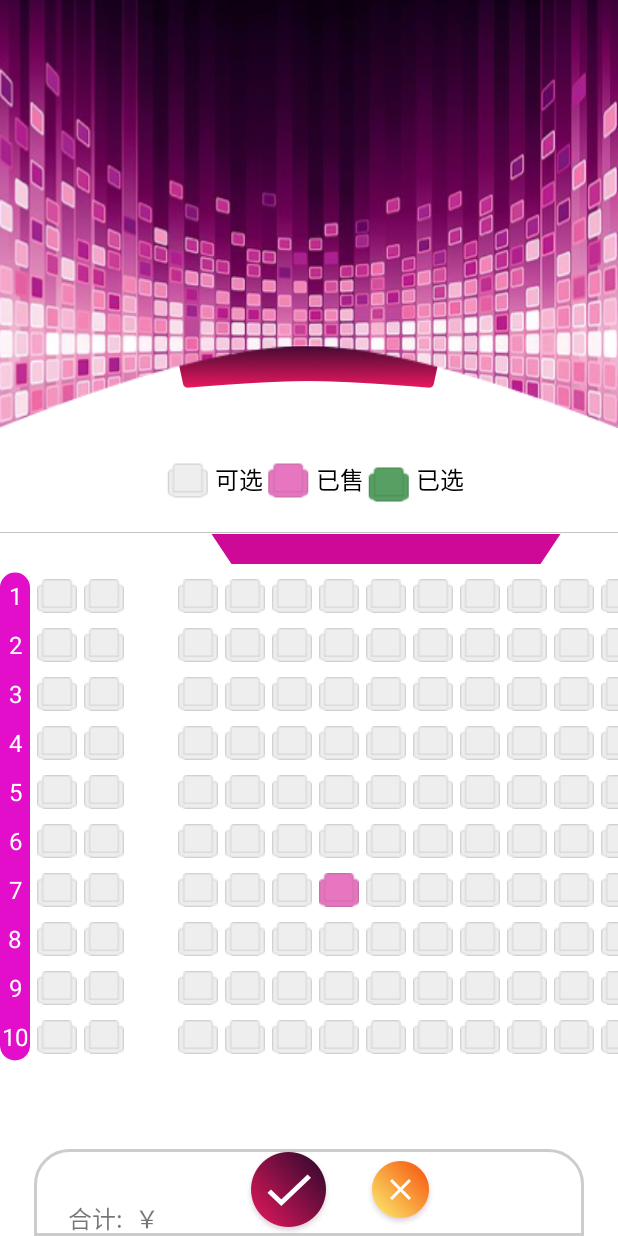
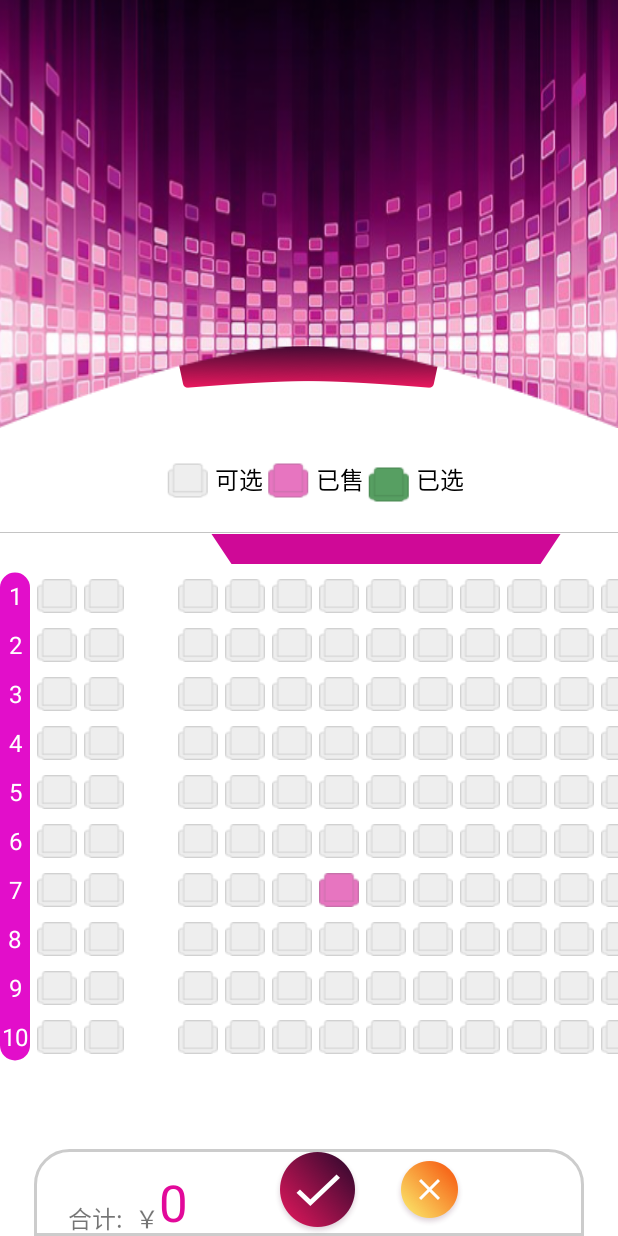
Before and after one commit to qinguangshuai/FiveGroup, an Android app: the SeatSelectionActivity screen opened directly, with no data from a screen before it, on a phone screen of 412 x 824 dp. Run offline under Robolectric (Android 15) with nearby library versions, the phone set to English and light mode, and no system bars; our stand-ins replace ButterKnife, EventBus; 1 statement that could not run was skipped.

Commit message:
cinema end

```diff
--- a/app/src/main/java/com/bw/movie/cinema/Particulars/ParticularsAdapder.java
+++ b/app/src/main/java/com/bw/movie/cinema/Particulars/ParticularsAdapder.java
@@ -80,8 +80,8 @@ public class ParticularsAdapder extends RecyclerView.Adapter<RecyclerView.ViewHo
                             @Override
                             public void getSeatSelection(View view, int posiiton) {
                                Intent intent = new Intent(mContext,SeatSelectionActivity.class);
-                               intent.putExtra(Constant.PARTID,findMovieScheduleListBean.getResult().get(i1).getPrice()+"");
-                                intent.putExtra(Constant.PARTNAME,findMovieScheduleListBean.getResult().get(i1).getScreeningHall());
+                               intent.putExtra(Constant.PARTID,findMovieScheduleListBean.getResult().get(i).getPrice()+"");
+                                intent.putExtra(Constant.PARTNAME,findMovieScheduleListBean.getResult().get(i).getScreeningHall());
                                mContext.startActivity(intent);
                             }
                         });
--- a/app/src/main/java/com/bw/movie/cinema/SeatSelectionActivity/activity/SeatSelectionActivity.java
+++ b/app/src/main/java/com/bw/movie/cinema/SeatSelectionActivity/activity/SeatSelectionActivity.java
@@ -2,6 +2,7 @@ package com.bw.movie.cinema.SeatSelectionActivity.activity;
 
 import android.content.Intent;
 import android.os.Bundle;
+import android.util.Log;
 import android.view.View;
 import android.widget.Button;
 import android.widget.CompoundButton;
@@ -10,6 +11,7 @@ import android.widget.LinearLayout;
 import android.widget.PopupWindow;
 import android.widget.RadioButton;
 import android.widget.TextView;
+import android.widget.Toast;
 
 import com.bw.movie.Constant;
 import com.bw.movie.MyApp;
@@ -17,7 +19,13 @@ import com.bw.movie.R;
 import com.bw.movie.base.BaseActivity;
 import com.bw.movie.base.BasePresenter;
 import com.bw.movie.cinema.SeatSelectionActivity.popu.SeatPopuwindow;
+import com.bw.movie.cinema.event.SeatEvent;
 import com.bw.movie.custom.SeatTable;
+import com.bw.movie.util.LogUtil;
+
+import org.greenrobot.eventbus.EventBus;
+import org.greenrobot.eventbus.Subscribe;
+import org.greenrobot.eventbus.ThreadMode;
 
 import butterknife.BindView;
 import butterknife.ButterKnife;
@@ -34,14 +42,49 @@ public class SeatSelectionActivity extends BaseActivity {
     @BindView(R.id.seyno)
     ImageView seyno;
     private String paerprice;
+    private String paername;
+    private double v2;
+    private double v21;
+
 
     @Override
     public void initView() {
         ButterKnife.bind(this);
+
+    /*    if (!EventBus.getDefault().isRegistered(this)) {
+            EventBus.getDefault().register(this);
+        }*/
+        seatTableView.setGetData(new SeatTable.getDatas() {
+            @Override
+            public void getDate(int sizes) {
+                double v = Double.parseDouble(paerprice);
+                v21 = v * sizes;
+                cinemaprice.setText(v21+"");
+            }
+        });
+
     }
+
+   /* @Subscribe(threadMode = ThreadMode.MAIN)
+    public void getSeat(SeatEvent seatEvent) {
+
+      //  Toast.makeText(this, seatEvent.getId()+"", Toast.LENGTH_SHORT).show();
+        v21 = 0;
+        double v = Double.parseDouble(paerprice);
+        v21 = v * seatEvent.getId();
+        cinemaprice.setText(v21 + "");
+
+    }*/
+
+   /* @Override
+    protected void onDestroy() {
+        super.onDestroy();
+        EventBus.getDefault().unregister(this);
+    }*/
 
     @Override
     public void initListener() {
+
         sure.setOnClickListener(new View.OnClickListener() {
             @Override
             public void onClick(View v) {
@@ -49,29 +92,28 @@ public class SeatSelectionActivity extends BaseActivity {
                 final PopupWindow popupWindow = new PopupWindow(view, LinearLayout.LayoutParams.MATCH_PARENT, LinearLayout.LayoutParams.MATCH_PARENT);
                 popupWindow.showAsDropDown(v, -280, -280);
                 RadioButton radioButton = view.findViewById(R.id.weixinfu);
-                radioButton.isChecked();
                 RadioButton radioButton1 = view.findViewById(R.id.zhufubaofu);
                 final Button button = view.findViewById(R.id.fukuan);
-               ImageView imageView= view.findViewById(R.id.returnfanhui);
+                ImageView imageView = view.findViewById(R.id.returnfanhui);
                 radioButton.setOnCheckedChangeListener(new CompoundButton.OnCheckedChangeListener() {
                     @Override
                     public void onCheckedChanged(CompoundButton buttonView, boolean isChecked) {
                         if (isChecked) {
-                            button.setText("微信支付"+paerprice);
+                            button.setText("微信支付" + v21);
                         }
                     }
                 });
                 imageView.setOnClickListener(new View.OnClickListener() {
                     @Override
                     public void onClick(View v) {
-                       popupWindow.dismiss();
+                        popupWindow.dismiss();
                     }
                 });
                 radioButton1.setOnCheckedChangeListener(new CompoundButton.OnCheckedChangeListener() {
                     @Override
                     public void onCheckedChanged(CompoundButton buttonView, boolean isChecked) {
-                        if (isChecked){
-                            button.setText("支付宝支付"+paerprice);
+                        if (isChecked) {
+                            button.setText("支付宝支付" + v21);
                         }
                     }
                 });
@@ -86,20 +128,20 @@ public class SeatSelectionActivity extends BaseActivity {
             }
         });
 
+
+
     }
 
     @Override
     public void initData() {
+        final Intent intent = getIntent();
+        paername = intent.getStringExtra(Constant.PARTNAME);
+        paerprice = intent.getStringExtra(Constant.PARTID);
 
 
-        Intent intent = getIntent();
-        paerprice = intent.getStringExtra(Constant.PARTID);
-        String paername = intent.getStringExtra(Constant.PARTNAME);
-
-        cinemaprice.setText(paerprice);
         seatTableView = (SeatTable) findViewById(R.id.seatView);
         seatTableView.setScreenName(paername);//设置屏幕名称
-        seatTableView.setMaxSelected(3);//设置最多选中
+        seatTableView.setMaxSelected(4);//设置最多选中
 
         seatTableView.setSeatChecker(new SeatTable.SeatChecker() {
 
--- a/app/src/main/java/com/bw/movie/custom/SeatTable.java
+++ b/app/src/main/java/com/bw/movie/custom/SeatTable.java
@@ -25,11 +25,15 @@ import android.util.Log;
 import android.view.GestureDetector;
 import android.view.MotionEvent;
 import android.view.ScaleGestureDetector;
+import android.view.SearchEvent;
 import android.view.View;
 import android.view.animation.DecelerateInterpolator;
 import android.widget.Toast;
 
 import com.bw.movie.R;
+import com.bw.movie.cinema.event.SeatEvent;
+
+import org.greenrobot.eventbus.EventBus;
 
 import java.util.ArrayList;
 import java.util.Collections;
@@ -41,12 +45,13 @@ public class SeatTable extends View {
     private final boolean DBG = false;
 
     Paint paint = new Paint();
-    Paint overviewPaint=new Paint();
+    Paint overviewPaint = new Paint();
     Paint lineNumberPaint;
     float lineNumberTxtHeight;
 
     /**
      * 设置行号 默认显示 1,2,3....数字
+     *
      * @param lineNumbers
      */
     public void setLineNumbers(ArrayList<String> lineNumbers) {
@@ -285,14 +290,14 @@ public class SeatTable extends View {
 
     public SeatTable(Context context, AttributeSet attrs) {
         super(context, attrs);
-        init(context,attrs);
+        init(context, attrs);
     }
 
-    private void init(Context context,AttributeSet attrs){
+    private void init(Context context, AttributeSet attrs) {
         TypedArray typedArray = context.obtainStyledAttributes(attrs, R.styleable.SeatTableView);
         overview_checked = typedArray.getColor(R.styleable.SeatTableView_overview_checked, Color.parseColor("#5A9E64"));
         overview_sold = typedArray.getColor(R.styleable.SeatTableView_overview_sold, Color.RED);
-        txt_color=typedArray.getColor(R.styleable.SeatTableView_txt_color,Color.WHITE);
+        txt_color = typedArray.getColor(R.styleable.SeatTableView_txt_color, Color.WHITE);
         seatCheckedResID = typedArray.getResourceId(R.styleable.SeatTableView_seat_checked, R.mipmap.seat_green);
         seatSoldResID = typedArray.getResourceId(R.styleable.SeatTableView_overview_sold, R.mipmap.seat_sold);
         seatAvailableResID = typedArray.getResourceId(R.styleable.SeatTableView_seat_available, R.mipmap.seat_gray);
@@ -301,7 +306,7 @@ public class SeatTable extends View {
 
     public SeatTable(Context context, AttributeSet attrs, int defStyleAttr) {
         super(context, attrs, defStyleAttr);
-        init(context,attrs);
+        init(context, attrs);
     }
 
 
@@ -325,14 +330,14 @@ public class SeatTable extends View {
         xScale1 = scaleX;
         yScale1 = scaleY;
 
-        seatHeight= (int) (seatBitmap.getHeight()*yScale1);
-        seatWidth= (int) (seatBitmap.getWidth()*xScale1);
+        seatHeight = (int) (seatBitmap.getHeight() * yScale1);
+        seatWidth = (int) (seatBitmap.getWidth() * xScale1);
 
         checkedSeatBitmap = BitmapFactory.decodeResource(getResources(), seatCheckedResID);
         seatSoldBitmap = BitmapFactory.decodeResource(getResources(), seatSoldResID);
 
-        seatBitmapWidth = (int) (column * seatBitmap.getWidth()*xScale1 + (column - 1) * spacing);
-        seatBitmapHeight = (int) (row * seatBitmap.getHeight()*yScale1 + (row - 1) * verSpacing);
+        seatBitmapWidth = (int) (column * seatBitmap.getWidth() * xScale1 + (column - 1) * spacing);
+        seatBitmapHeight = (int) (row * seatBitmap.getHeight() * yScale1 + (row - 1) * verSpacing);
         paint.setColor(Color.RED);
         numberWidth = (int) dip2Px(20);
 
@@ -373,9 +378,9 @@ public class SeatTable extends View {
         lineNumberPaintFontMetrics = lineNumberPaint.getFontMetrics();
         lineNumberPaint.setTextAlign(Paint.Align.CENTER);
 
-        if(lineNumbers==null){
-            lineNumbers=new ArrayList<>();
-        }else if(lineNumbers.size()<=0) {
+        if (lineNumbers == null) {
+            lineNumbers = new ArrayList<>();
+        } else if (lineNumbers.size() <= 0) {
             for (int i = 0; i < row; i++) {
                 lineNumbers.add((i + 1) + "");
             }
@@ -498,20 +503,20 @@ public class SeatTable extends View {
         headPaint.setColor(Color.BLACK);
 
         float startX = (getWidth() - width) / 2;
-        tempMatrix.setScale(xScale1,yScale1);
-        tempMatrix.postTranslate(startX,(headHeight - seatHeight) / 2);
+        tempMatrix.setScale(xScale1, yScale1);
+        tempMatrix.postTranslate(startX, (headHeight - seatHeight) / 2);
         canvas.drawBitmap(seatBitmap, tempMatrix, headPaint);
         canvas.drawText("可选", startX + seatWidth + spacing1, txtY, headPaint);
 
         float soldSeatBitmapY = startX + seatBitmap.getWidth() + spacing1 + txtWidth + spacing;
-        tempMatrix.setScale(xScale1,yScale1);
-        tempMatrix.postTranslate(soldSeatBitmapY,(headHeight - seatHeight) / 2);
+        tempMatrix.setScale(xScale1, yScale1);
+        tempMatrix.postTranslate(soldSeatBitmapY, (headHeight - seatHeight) / 2);
         canvas.drawBitmap(seatSoldBitmap, tempMatrix, headPaint);
         canvas.drawText("已售", soldSeatBitmapY + seatWidth + spacing1, txtY, headPaint);
 
         float checkedSeatBitmapX = soldSeatBitmapY + seatSoldBitmap.getWidth() + spacing1 + txtWidth + spacing;
-        tempMatrix.setScale(xScale1,yScale1);
-        tempMatrix.postTranslate(checkedSeatBitmapX,y);
+        tempMatrix.setScale(xScale1, yScale1);
+        tempMatrix.postTranslate(checkedSeatBitmapX, y);
         canvas.drawBitmap(checkedSeatBitmap, tempMatrix, headPaint);
         canvas.drawText("已选", checkedSeatBitmapX + spacing1 + seatWidth, txtY, headPaint);
 
@@ -639,15 +644,15 @@ public class SeatTable extends View {
         String txt = (row + 1) + "排";
         String txt1 = (column + 1) + "座";
 
-        if(seatChecker!=null){
+        if (seatChecker != null) {
             String[] strings = seatChecker.checkedSeatTxt(row, column);
-            if(strings!=null&&strings.length>0){
-                if(strings.length>=2){
-                    txt=strings[0];
-                    txt1=strings[1];
-                }else {
-                    txt=strings[0];
-                    txt1=null;
+            if (strings != null && strings.length > 0) {
+                if (strings.length >= 2) {
+                    txt = strings[0];
+                    txt1 = strings[1];
+                } else {
+                    txt = strings[0];
+                    txt1 = null;
                 }
             }
         }
@@ -665,9 +670,9 @@ public class SeatTable extends View {
         float startX = left + seatWidth / 2 - txtWidth / 2;
 
         //只绘制一行文字
-        if(txt1==null){
+        if (txt1 == null) {
             canvas.drawText(txt, startX, getBaseLine(txtPaint, top, top + seatHeight), txtPaint);
-        }else {
+        } else {
             canvas.drawText(txt, startX, getBaseLine(txtPaint, top, top + center), txtPaint);
             canvas.drawText(txt1, startX, getBaseLine(txtPaint, top + center, top + center + seatHeight / 2), txtPaint);
         }
@@ -698,7 +703,7 @@ public class SeatTable extends View {
 
         for (int i = 0; i < row; i++) {
 
-            float top = (i *seatHeight + i * verSpacing) * scaleY + translateY;
+            float top = (i * seatHeight + i * verSpacing) * scaleY + translateY;
             float bottom = (i * seatHeight + i * verSpacing + seatHeight) * scaleY + translateY;
             float baseline = (bottom + top - lineNumberPaintFontMetrics.bottom - lineNumberPaintFontMetrics.top) / 2;
 
@@ -843,7 +848,7 @@ public class SeatTable extends View {
         float startYPosition = screenHeight * getMatrixScaleY() + verSpacing * getMatrixScaleY() + headHeight + borderHeight;
 
         //处理上下滑动
-        if (currentSeatBitmapHeight+headHeight < getHeight()) {
+        if (currentSeatBitmapHeight + headHeight < getHeight()) {
 
             if (getTranslateY() < startYPosition) {
                 moveYLength = startYPosition - getTranslateY();
@@ -890,12 +895,12 @@ public class SeatTable extends View {
 
     ArrayList<Integer> selects = new ArrayList<>();
 
-    public ArrayList<String> getSelectedSeat(){
-        ArrayList<String> results=new ArrayList<>();
-        for(int i=0;i<this.row;i++){
-            for(int j=0;j<this.column;j++){
-                if(isHave(getID(i,j))>=0){
-                    results.add(i+","+j);
+    public ArrayList<String> getSelectedSeat() {
+        ArrayList<String> results = new ArrayList<>();
+        for (int i = 0; i < this.row; i++) {
+            for (int j = 0; j < this.column; j++) {
+                if (isHave(getID(i, j)) >= 0) {
+                    results.add(i + "," + j);
                 }
             }
         }
@@ -1085,6 +1090,7 @@ public class SeatTable extends View {
                     int maxTempY = (int) (tempY + seatHeight * getMatrixScaleY());
 
                     if (seatChecker != null && seatChecker.isValidSeat(i, j) && !seatChecker.isSold(i, j)) {
+                        getDatas.getDate(selects.size());
                         if (x >= tempX && x <= maxTemX && y >= tempY && y <= maxTempY) {
                             int id = getID(i, j);
                             int index = isHave(id);
@@ -1095,6 +1101,7 @@ public class SeatTable extends View {
                                 }
                             } else {
                                 if (selects.size() >= maxSelected) {
+//                                    EventBus.getDefault().post(new SeatEvent(selects.size()));
                                     Toast.makeText(getContext(), "最多只能选择" + maxSelected + "个", Toast.LENGTH_SHORT).show();
                                     return super.onSingleTapConfirmed(e);
                                 } else {
@@ -1124,7 +1131,6 @@ public class SeatTable extends View {
             return super.onSingleTapConfirmed(e);
         }
     });
-
     private void addChooseSeat(int row, int column) {
         int id = getID(row, column);
         for (int i = 0; i < selects.size(); i++) {
@@ -1138,6 +1144,15 @@ public class SeatTable extends View {
         selects.add(id);
     }
 
+    private getDatas getDatas;
+
+    public void setGetData(getDatas getData) {
+        this.getDatas = getData;
+    }
+
+    public interface getDatas{
+        void getDate(int sizes);
+    }
     public interface SeatChecker {
         /**
          * 是否可用座位
@@ -1163,9 +1178,10 @@ public class SeatTable extends View {
 
         /**
          * 获取选中后座位上显示的文字
+         *
          * @param row
          * @param column
-         * @return 返回2个元素的数组,第一个元素是第一行的文字,第二个元素是第二行文字,如果只返回一个元素则会绘制到座位图的中间位置
+         * @return 返回2个元素的数组, 第一个元素是第一行的文字, 第二个元素是第二行文字, 如果只返回一个元素则会绘制到座位图的中间位置
          */
         String[] checkedSeatTxt(int row, int column);
 
@@ -1184,20 +1200,20 @@ public class SeatTable extends View {
         invalidate();
     }
 
-    private int getRowNumber(int row){
-        int result=row;
-        if(seatChecker==null){
+    private int getRowNumber(int row) {
+        int result = row;
+        if (seatChecker == null) {
             return -1;
         }
 
-        for(int i=0;i<row;i++){
-            for (int j=0;j<column;j++){
-                if(seatChecker.isValidSeat(i,j)){
+        for (int i = 0; i < row; i++) {
+            for (int j = 0; j < column; j++) {
+                if (seatChecker.isValidSeat(i, j)) {
                     break;
                 }
 
-                if(j==column-1){
-                    if(i==row){
+                if (j == column - 1) {
+                    if (i == row) {
                         return -1;
                     }
                     result--;
@@ -1207,17 +1223,17 @@ public class SeatTable extends View {
         return result;
     }
 
-    private int getColumnNumber(int row,int column){
-        int result=column;
-        if(seatChecker==null){
+    private int getColumnNumber(int row, int column) {
+        int result = column;
+        if (seatChecker == null) {
             return -1;
         }
 
-        for(int i=row;i<=row;i++){
-            for (int j=0;j<column;j++){
+        for (int i = row; i <= row; i++) {
+            for (int j = 0; j < column; j++) {
 
-                if(!seatChecker.isValidSeat(i,j)){
-                    if(j==column){
+                if (!seatChecker.isValidSeat(i, j)) {
+                    if (j == column) {
                         return -1;
                     }
                     result--;
--- a/app/src/main/java/com/bw/movie/util/UrlUtil.java
+++ b/app/src/main/java/com/bw/movie/util/UrlUtil.java
@@ -8,7 +8,7 @@ package com.bw.movie.util;
 public interface UrlUtil {
     //http://172.17.8.100/movieApi/user/v1/login
     public String TOTAL = "http://172.17.8.100/movieApi/";
- //   public String TOTAL = "http://mobile.bwstudent.com/movieApi/";
+   //public String TOTAL = "http://mobile.bwstudent.com/movieApi/";
   //  public String TOTAL = "http://172.17.8.100/movieApi/";
 //    public String TOTAL = "http://mobile.bwstudent.com/movieApi/";
     //public String TOTAL = "http://mobile.bwstudent.com/movieApi/";
--- a/app/src/main/res/layout/activity_seat_selection.xml
+++ b/app/src/main/res/layout/activity_seat_selection.xml
@@ -56,7 +56,7 @@
                 android:layout_width="wrap_content"
                 android:layout_height="match_parent"
                 android:gravity="bottom"
-                android:text="111"
+                android:text="0"
                 android:textColor="#e2099a"
                 android:textSize="@dimen/dp_30" />
 
--- a/app/src/main/res/layout/activity_show.xml
+++ b/app/src/main/res/layout/activity_show.xml
@@ -82,8 +82,11 @@
         android:layout_marginRight="@dimen/dp_15"
         >
         <ImageView
-            android:layout_marginTop="@dimen/dp_50"
+            android:layout_marginTop="@dimen/dp_0"
             android:id="@+id/image_populer"
+            android:layout_marginLeft="@dimen/dp_12"
+            android:layout_marginBottom="@dimen/dp_2"
+
             android:layout_width="@dimen/dp_30"
             android:layout_height="@dimen/dp_30"
             android:src="@mipmap/ren4"/>
```
Also changed, not shown: app/src/main/java/com/bw/movie/ShowActivity.java (+9 -6 lines), app/src/main/java/com/bw/movie/cinema/event/SeatEvent.java (added, +22 -0 lines).
